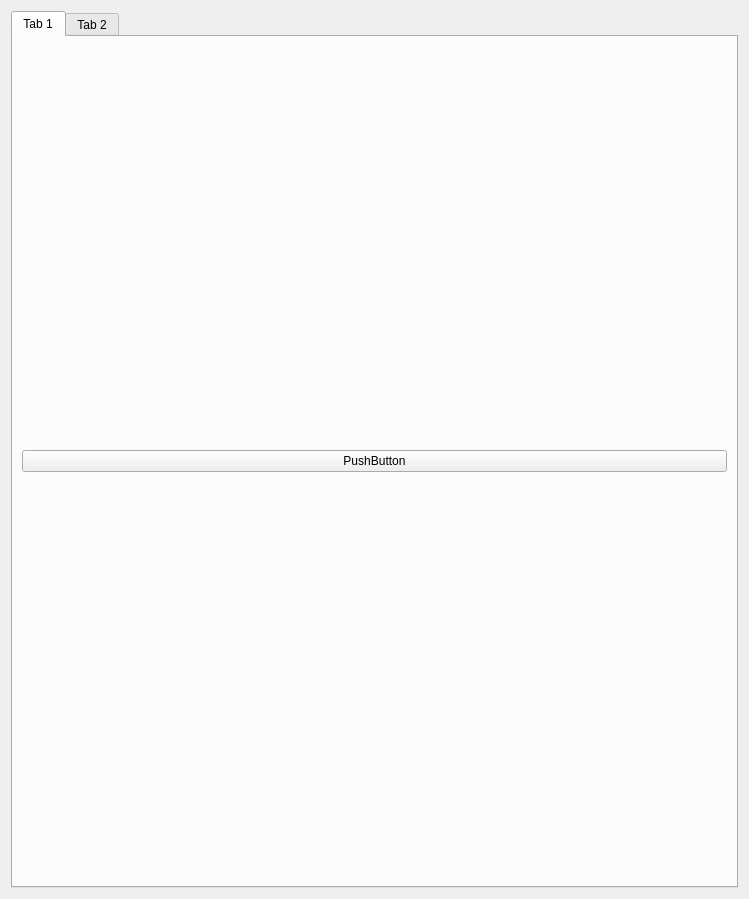
Old version of the form python/pixelpouch/houdini/tools/nodepalette/views/window.ui in the repository RyotaUnzai/PixelPouch.
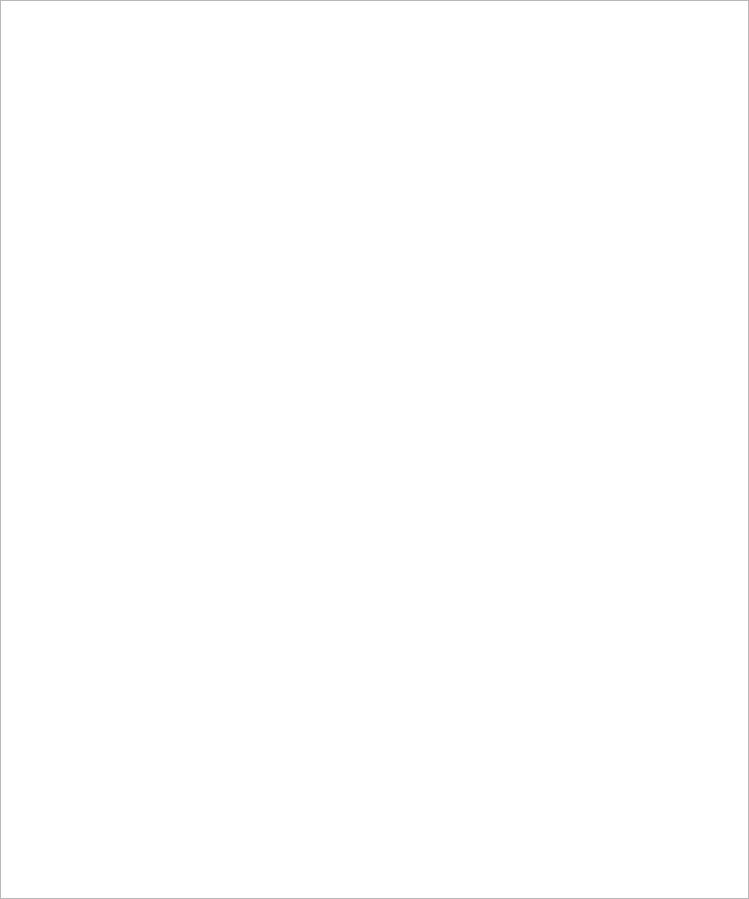
New version of the form.

Diff of the .ui file:
```diff
--- a/python/pixelpouch/houdini/tools/nodepalette/views/window.ui
+++ b/python/pixelpouch/houdini/tools/nodepalette/views/window.ui
@@ -13,37 +13,24 @@
   <property name="windowTitle">
    <string>Form</string>
   </property>
-  <layout class="QVBoxLayout" name="verticalLayout_2">
+  <layout class="QVBoxLayout" name="verticalLayout">
+   <property name="spacing">
+    <number>0</number>
+   </property>
+   <property name="leftMargin">
+    <number>0</number>
+   </property>
+   <property name="topMargin">
+    <number>0</number>
+   </property>
+   <property name="rightMargin">
+    <number>0</number>
+   </property>
+   <property name="bottomMargin">
+    <number>0</number>
+   </property>
    <item>
-    <widget class="QTabWidget" name="tabWidget">
-     <property name="currentIndex">
-      <number>0</number>
-     </property>
-     <widget class="QWidget" name="tab">
-      <attribute name="title">
-       <string>Tab 1</string>
-      </attribute>
-      <layout class="QVBoxLayout" name="verticalLayout_3">
-       <item>
-        <widget class="QPushButton" name="pushButton_2">
-         <property name="text">
-          <string>PushButton</string>
-         </property>
-        </widget>
-       </item>
-      </layout>
-     </widget>
-     <widget class="QWidget" name="tab_2">
-      <attribute name="title">
-       <string>Tab 2</string>
-      </attribute>
-      <layout class="QVBoxLayout" name="verticalLayout">
-       <item>
-        <widget class="QLineEdit" name="lineEdit"/>
-       </item>
-      </layout>
-     </widget>
-    </widget>
+    <widget class="QListWidget" name="listWidget"/>
    </item>
   </layout>
  </widget>
```
